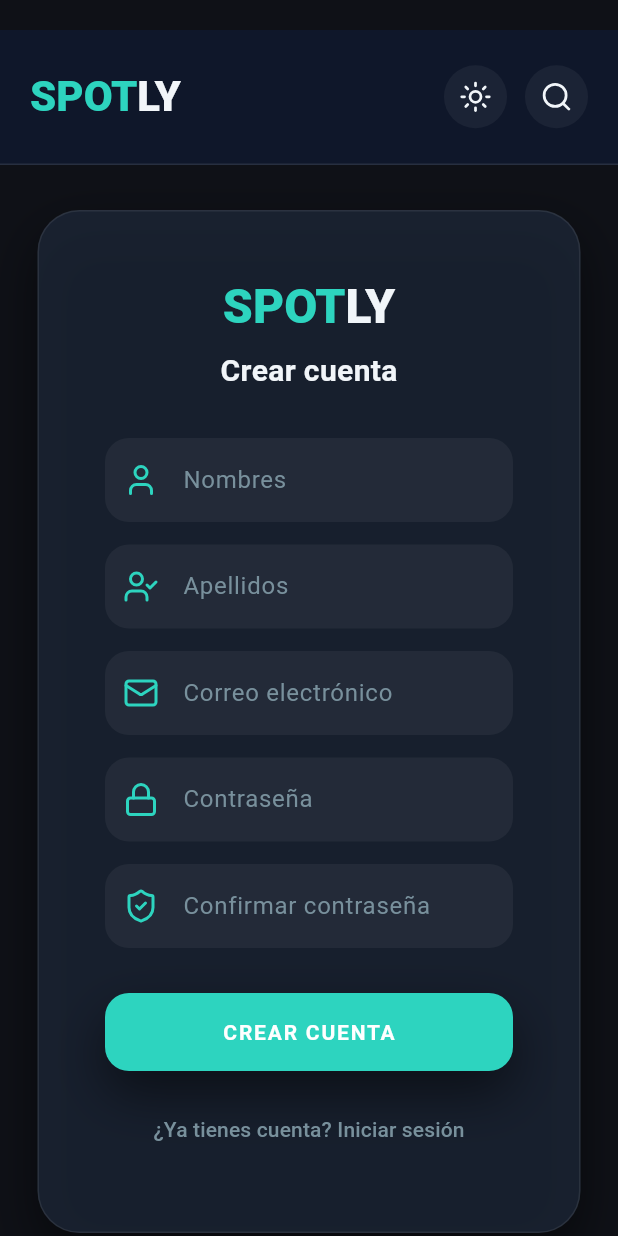
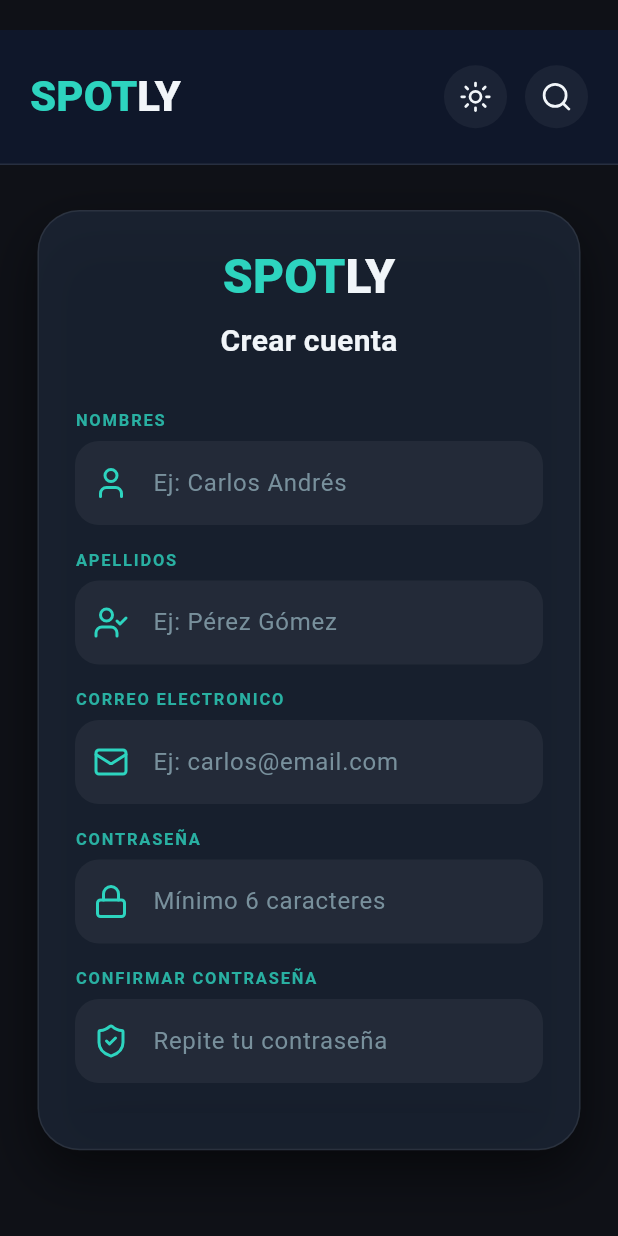
Before and after one commit to Jacf21/Spotly, a Flutter app: the RegisterPage screen opened by its route, on a phone screen of 412 x 824 dp. Run offline on Flutter 3.47's test engine with Material 3 defaults, Android fonts, the phone set to English and light mode, and no system bars; drawn by our look-alikes of flutter_animate; our stand-ins replace flutter_dotenv, go_router, lucide_icons, shared_preferences, supabase_flutter; accounts and stored records are empty.

Commit message:
Mejora UI en register_page

```diff
--- a/lib/features/auth/presentation/pages/register_page.dart
+++ b/lib/features/auth/presentation/pages/register_page.dart
@@ -4,7 +4,6 @@ import 'package:supabase_flutter/supabase_flutter.dart';
 import 'package:lucide_icons/lucide_icons.dart';
 import 'package:flutter_animate/flutter_animate.dart';
 
-import '../../../../core/utils/theme_utils.dart';
 import '../../../../core/themes/spotly_colors.dart';
 import '../../../../core/widgets/layout/spotly_topbar.dart';
 import '../../../../core/widgets/common/spotly_logo.dart';
@@ -29,6 +28,7 @@ class _RegisterPageState extends State<RegisterPage>
   final _confirmPasswordController = TextEditingController();
 
   bool _isLoading = false;
+  bool _isDarkMode = true;
   bool _camposValidos = false;
 
   late AnimationController _controller;
@@ -71,16 +71,14 @@ class _RegisterPageState extends State<RegisterPage>
   /// VALIDACIÓN
   void _validarCampos() {
     setState(() {
-      _camposValidos =
-          _nameController.text.isNotEmpty &&
+      _camposValidos = _nameController.text.isNotEmpty &&
           _lastNameController.text.isNotEmpty &&
           _emailController.text.isNotEmpty &&
           _passwordController.text.isNotEmpty &&
           _confirmPasswordController.text.isNotEmpty;
+
     });
   }
-
-  /// 🔐 REGISTER
   Future<void> _handleRegister() async {
   if (!_camposValidos) {
     SpotlyUI.toast(context, "Completa todos los campos");
@@ -95,60 +93,52 @@ class _RegisterPageState extends State<RegisterPage>
   setState(() => _isLoading = true);
 
   try {
-      final response = await Supabase.instance.client.auth.signUp(
+    await Supabase.instance.client.auth.signUp(
       email: _emailController.text.trim(),
       password: _passwordController.text.trim(),
     );
 
-      final user = response.user;
-
-      if (user != null) {
-        /// 👤 INSERTAR PERFIL
-        await Supabase.instance.client.from('perfiles').insert({
-          'id_usuario': user.id,
-          'email': _emailController.text.trim(),
-          'nombres': _nameController.text.trim(),
-          'apellidos': _lastNameController.text.trim(),
-          'nombre_usuario': _emailController.text.split('@')[0],
-          'rol': 'user',
-        });
-
     if (!mounted) return;
 
-        SpotlyUI.toast(context, "Cuenta creada correctamente 🎉");
+    SpotlyUI.toast(
+      context,
+      "Revisa tu correo para confirmar tu cuenta 📩",
+    );
 
     context.go('/login');
-      }
+
   } on AuthException catch (e) {
     SpotlyUI.toast(context, e.message);
   } catch (e) {
-      debugPrint("ERROR: $e");
-      SpotlyUI.toast(context, "Error al registrar");
+    debugPrint("ERROR COMPLETO: $e");
+    SpotlyUI.toast(context, "Error: $e");
   } finally {
     if (mounted) setState(() => _isLoading = false);
   }
 }
 
+  void _toggleTheme() => setState(() => _isDarkMode = !_isDarkMode);
+
   void _goBack() => context.go('/login');
 
   @override
   Widget build(BuildContext context) {
-    final dark = ThemeUtils.isDark(context);
-
     return Scaffold(
       resizeToAvoidBottomInset: true,
-      backgroundColor: SpotlyColors.bg(dark),
+      backgroundColor: SpotlyColors.bg(_isDarkMode),
       body: SafeArea(
         child: SingleChildScrollView(
           child: Padding(
             padding: const EdgeInsets.symmetric(vertical: 20),
             child: Column(
+              crossAxisAlignment: CrossAxisAlignment.start,
               children: [
-                /// 🔝 TOP BAR
+
+                /// TOP BAR
                 SpotlyTopBar(
-                  dark: dark,
+                  dark: _isDarkMode,
                   isAdmin: false,
-                  onTheme: () => ThemeUtils.toggle(context),
+                  onTheme: _toggleTheme,
                   onSearch: () {},
                 ),
 
@@ -161,12 +151,15 @@ class _RegisterPageState extends State<RegisterPage>
                     child: FadeTransition(
                       opacity: _fadeAnimation,
                       child: SpotlyCrystalCard(
-                        dark: dark,
-                        child: Padding(
-                          padding: const EdgeInsets.all(20),
+                        dark: _isDarkMode,
+                        child: SizedBox(
+                          height: MediaQuery.of(context).size.height * 0.7,
+                          child: SingleChildScrollView(
                             child: Column(
+                              mainAxisSize: MainAxisSize.min,
                               children: [
-                              SpotlyLogo(dark: dark, size: 32)
+
+                                const SpotlyLogo(dark: true, size: 32)
                                     .animate()
                                     .fadeIn(duration: 600.ms)
                                     .scale(delay: 200.ms),
@@ -176,33 +169,145 @@ class _RegisterPageState extends State<RegisterPage>
                                 Text(
                                   "Crear cuenta",
                                   style: TextStyle(
-                                  color: SpotlyColors.text(dark),
+                                    color: SpotlyColors.text(_isDarkMode),
                                     fontSize: 20,
                                     fontWeight: FontWeight.bold,
                                   ),
-                              ),
+                                ).animate().fadeIn(delay: 300.ms),
 
                                 const SizedBox(height: 30),
 
-                              _buildInput("Nombres", LucideIcons.user, _nameController, dark),
+                                /// NOMBRES
+                                Align(
+                                  alignment: Alignment.centerLeft,
+                                  child: Padding(
+                                    padding: const EdgeInsets.only(bottom: 6),
+                                    child: Text(
+                                      "NOMBRES",
+                                      style: TextStyle(
+                                        color: SpotlyColors.accent(_isDarkMode).withOpacity(0.8),
+                                        fontSize: 11,
+                                        fontWeight: FontWeight.bold,
+                                        letterSpacing: 1.2,
+                                      ),
+                                    ),
+                                  ),
+                                ),
+                                _buildInput("Ej: Carlos Andrés", LucideIcons.user, _nameController),
                                 const SizedBox(height: 15),
 
-                              _buildInput("Apellidos", LucideIcons.userCheck, _lastNameController, dark),
+                                /// APELLIDOS
+                                Align(
+                                  alignment: Alignment.centerLeft,
+                                  child: Padding(
+                                    padding: const EdgeInsets.only(bottom: 6),
+                                    child: Text(
+                                      "APELLIDOS",
+                                      style: TextStyle(
+                                        color: SpotlyColors.accent(_isDarkMode).withOpacity(0.8),
+                                        fontSize: 11,
+                                        fontWeight: FontWeight.bold,
+                                        letterSpacing: 1.2,
+                                      ),
+                                    ),
+                                  ),
+                                ),
+                                _buildInput("Ej: Pérez Gómez", LucideIcons.userCheck, _lastNameController),
                                 const SizedBox(height: 15),
 
-                              _buildInput("Correo electrónico", LucideIcons.mail, _emailController, dark),
+                                /// CORREO
+                                Align(
+                                  alignment: Alignment.centerLeft,
+                                  child: Padding(
+                                    padding: const EdgeInsets.only(bottom: 6),
+                                    child: Text(
+                                      "CORREO ELECTRONICO",
+                                      style: TextStyle(
+                                        color: SpotlyColors.accent(_isDarkMode).withOpacity(0.8),
+                                        fontSize: 11,
+                                        fontWeight: FontWeight.bold,
+                                        letterSpacing: 1.2,
+                                      ),
+                                    ),
+                                  ),
+                                ),
+                                _buildInput("Ej: carlos@email.com", LucideIcons.mail, _emailController),
                                 const SizedBox(height: 15),
 
-                              _buildInput("Contraseña", LucideIcons.lock, _passwordController, dark, obscure: true),
+                                /// PASSWORD
+                                Align(
+                                  alignment: Alignment.centerLeft,
+                                  child: Padding(
+                                    padding: const EdgeInsets.only(bottom: 6),
+                                    child: Text(
+                                      "CONTRASEÑA",
+                                      style: TextStyle(
+                                        color: SpotlyColors.accent(_isDarkMode).withOpacity(0.8),
+                                        fontSize: 11,
+                                        fontWeight: FontWeight.bold,
+                                        letterSpacing: 1.2,
+                                      ),
+                                    ),
+                                  ),
+                                ),
+                                _buildInput("Mínimo 6 caracteres", LucideIcons.lock, _passwordController, obscure: true),
                                 const SizedBox(height: 15),
 
-                              _buildInput("Confirmar contraseña", LucideIcons.shieldCheck, _confirmPasswordController, dark, obscure: true),
-
+                                /// CONFIRMAR
+                                Align(
+                                  alignment: Alignment.centerLeft,
+                                  child: Padding(
+                                    padding: const EdgeInsets.only(bottom: 6),
+                                    child: Text(
+                                      "CONFIRMAR CONTRASEÑA",
+                                      style: TextStyle(
+                                        color: SpotlyColors.accent(_isDarkMode).withOpacity(0.8),
+                                        fontSize: 11,
+                                        fontWeight: FontWeight.bold,
+                                        letterSpacing: 1.2,
+                                      ),
+                                    ),
+                                  ),
+                                ),
+                                _buildInput("Repite tu contraseña",
+                                 LucideIcons.shieldCheck, _confirmPasswordController, obscure: true),
                                 const SizedBox(height: 30),
 
                                 _isLoading
                                     ? const CircularProgressIndicator()
-                                  : _buildRegisterButton(dark),
+                                    : SpotlyInteractive(
+                                        onTap: () {
+                                          if (_camposValidos && !_isLoading) {
+                                            _handleRegister();
+                                          } else {
+                                            SpotlyUI.toast(context, "Completa todos los campos");
+                                          }
+                                        },
+                                        child: Container(
+                                          width: double.infinity,
+                                          padding: const EdgeInsets.symmetric(vertical: 16),
+                                          decoration: BoxDecoration(
+                                            gradient: LinearGradient(
+                                              colors: [
+                                                SpotlyColors.accent(_isDarkMode),
+                                                const Color(0xFF2DD4BF),
+                                              ],
+                                            ),
+                                            borderRadius: BorderRadius.circular(16),
+                                            boxShadow: SpotlyColors.shadow(_isDarkMode),
+                                          ),
+                                          child: const Center(
+                                            child: Text(
+                                              "CREAR CUENTA",
+                                              style: TextStyle(
+                                                color: Colors.white,
+                                                fontWeight: FontWeight.bold,
+                                                letterSpacing: 1.2,
+                                              ),
+                                            ),
+                                          ),
+                                        ),
+                                      ),
 
                                 const SizedBox(height: 15),
 
@@ -211,11 +316,12 @@ class _RegisterPageState extends State<RegisterPage>
                                   child: Text(
                                     "¿Ya tienes cuenta? Iniciar sesión",
                                     style: TextStyle(
-                                    color: SpotlyColors.subText(dark),
+                                      color: SpotlyColors.subText(_isDarkMode),
                                     ),
                                   ),
                                 ),
                               ],
+                            ),
                           ),
                         ),
                       ),
@@ -232,58 +338,28 @@ class _RegisterPageState extends State<RegisterPage>
     );
   }
 
-  Widget _buildRegisterButton(bool dark) {
-    return SpotlyInteractive(
-      onTap: _handleRegister,
-      child: Container(
-        width: double.infinity,
-        padding: const EdgeInsets.symmetric(vertical: 16),
-        decoration: BoxDecoration(
-          gradient: LinearGradient(
-            colors: [
-              SpotlyColors.accent(dark),
-              const Color(0xFF2DD4BF),
-            ],
-          ),
-          borderRadius: BorderRadius.circular(16),
-          boxShadow: SpotlyColors.shadow(dark),
-        ),
-        child: const Center(
-          child: Text(
-            "CREAR CUENTA",
-            style: TextStyle(
-              color: Colors.white,
-              fontWeight: FontWeight.bold,
-              letterSpacing: 1.2,
-            ),
-          ),
-        ),
-      ),
-    );
-  }
-
+  /// INPUT
   Widget _buildInput(
     String label,
     IconData icon,
-    TextEditingController controller,
-    bool dark, {
+    TextEditingController controller, {
     bool obscure = false,
   }) {
     return TextField(
       controller: controller,
       obscureText: obscure,
-      style: TextStyle(color: SpotlyColors.text(dark)),
+      style: TextStyle(color: SpotlyColors.text(_isDarkMode)),
       decoration: InputDecoration(
         hintText: label,
         hintStyle: TextStyle(
-          color: SpotlyColors.subText(dark),
+          color: SpotlyColors.subText(_isDarkMode),
         ),
         prefixIcon: Icon(
           icon,
-          color: SpotlyColors.accent(dark),
+          color: SpotlyColors.accent(_isDarkMode),
         ),
         filled: true,
-        fillColor: dark
+        fillColor: _isDarkMode
             ? Colors.white.withOpacity(0.05)
             : Colors.black.withOpacity(0.03),
         border: OutlineInputBorder(
```
Lines whose indentation alone changed are shown as unchanged.
